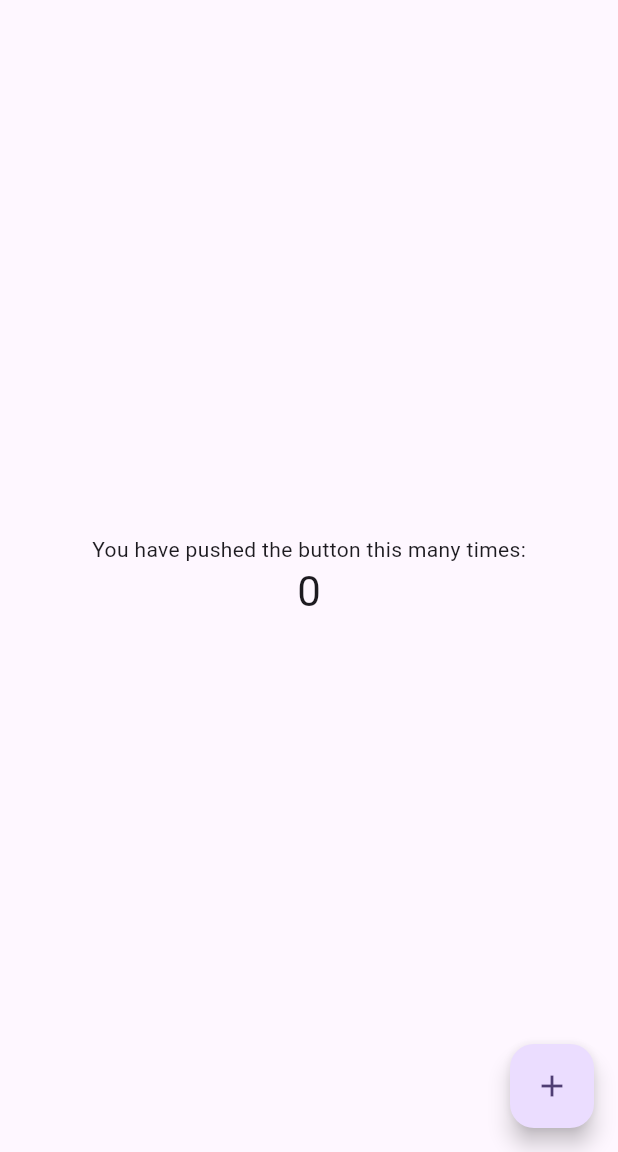
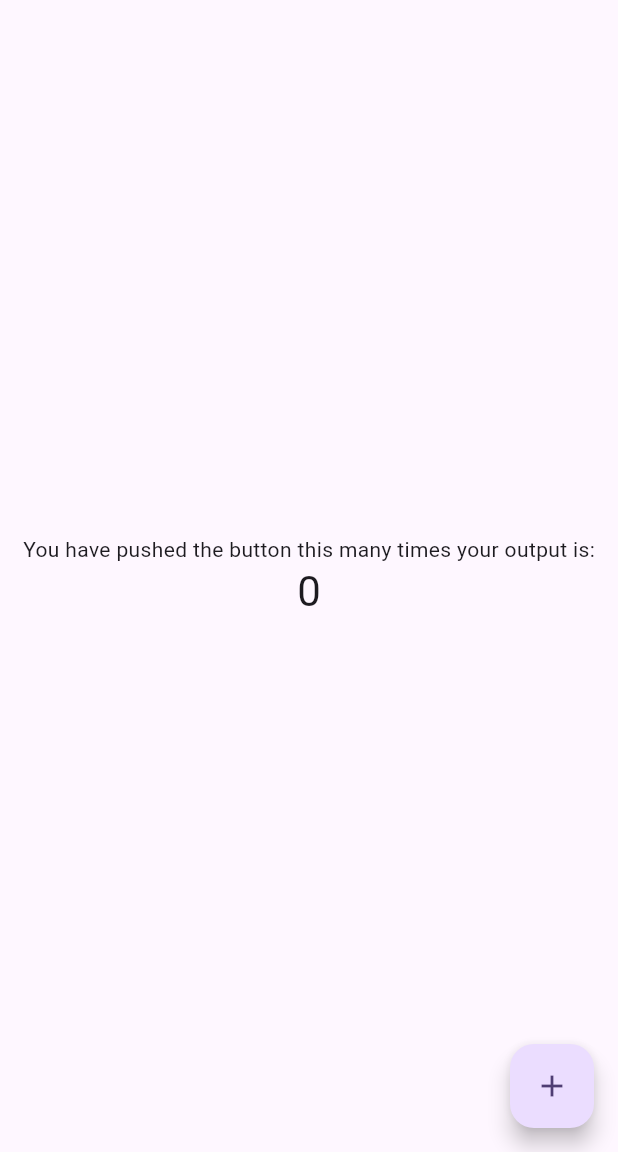
Before and after one commit to 0785Akash/flutter, a Flutter app: the screen it shows after launch, on a phone screen of 412 x 824 dp, the part 84-1236 px from its top. Run offline on Flutter 3.47's test engine with Material 3 defaults, Android fonts, the phone set to English and light mode, and no system bars.

Commit message:
Update main.dart

```diff
--- a/lib/main.dart
+++ b/lib/main.dart
@@ -106,7 +106,7 @@ class _MyHomePageState extends State<MyHomePage> {
           mainAxisAlignment: MainAxisAlignment.center,
           children: <Widget>[
             const Text(
-              'You have pushed the button this many times:',
+              'You have pushed the button this many times your output is:',
             ),
             Text(
               '$_counter',
```
